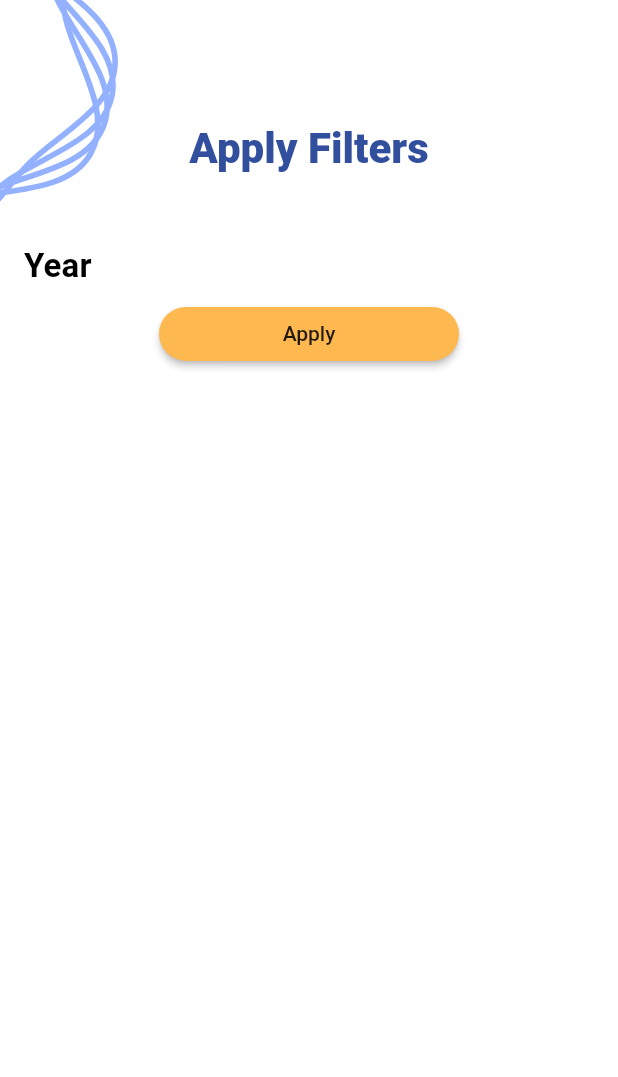
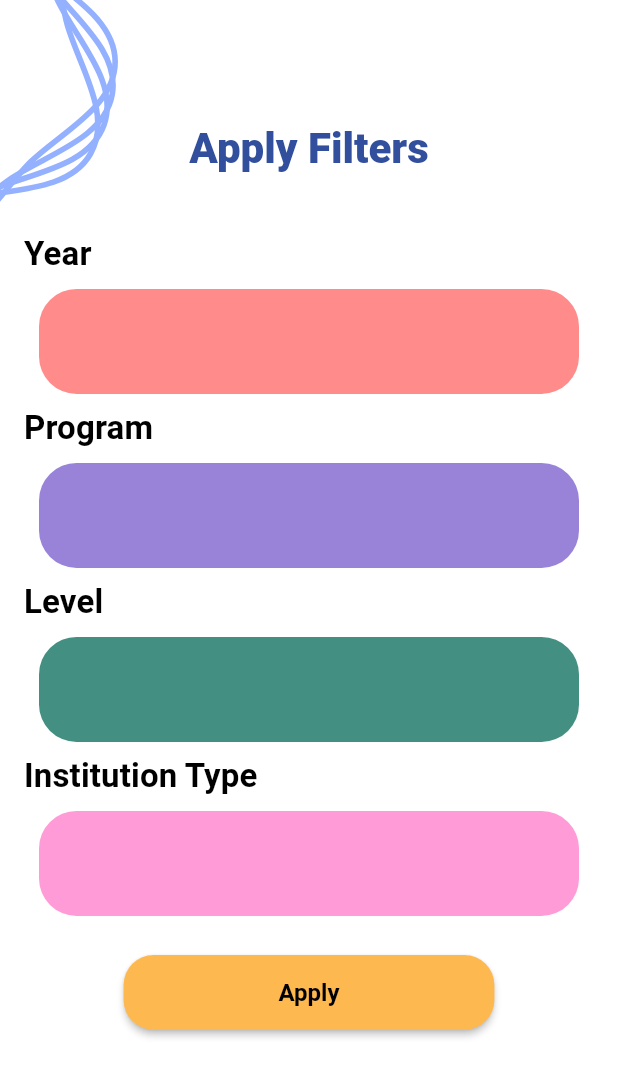
Before and after one commit to PiyushKarmhe/sihapp, a Flutter app: the screen it shows after launch, after a tap on the "filter alt" icon, on a phone screen of 412 x 824 dp. Shown: the top 1077 px of the screen. Run offline on Flutter 3.47's test engine with Material 2 defaults, Android fonts, the phone set to English and light mode, and no system bars; our stand-ins replace fl_chart, flutter_svg, get, toggle_switch; network calls fail.

Commit message:
filter container

```diff
--- a/lib/config/theme.dart
+++ b/lib/config/theme.dart
@@ -64,7 +64,7 @@ class AppTheme {
       color: Colors.white54,
     ),
     buttonTheme: ButtonThemeData(
-        shape: RoundedRectangleBorder(borderRadius: BorderRadius.circular(14))),
+        shape: RoundedRectangleBorder(borderRadius: BorderRadius.circular(25))),
     textTheme: const TextTheme(
         displayLarge: TextStyle(
           color: Color(0xFFD4D8E3),
--- a/lib/view/main_activity.dart
+++ b/lib/view/main_activity.dart
@@ -5,6 +5,7 @@ import 'package:flutter_svg/flutter_svg.dart';
 import 'package:get/get.dart';
 import 'package:sih/config/colors.dart';
 import 'package:sih/controller/data_controller.dart';
+import 'package:sih/view/widgets/filter_container.dart';
 import 'package:sih/view/widgets/primary_button.dart';
 import 'package:sih/view/widgets/primary_card.dart';
 
@@ -48,6 +49,8 @@ class _MainActivityState extends State<MainActivity> {
         ),
         SafeArea(
           child: SingleChildScrollView(
+            child: Padding(
+              padding: const EdgeInsets.symmetric(horizontal: 16.0),
               child: Column(children: [
                 SizedBox(
                   width: totalWidth,
@@ -60,16 +63,60 @@ class _MainActivityState extends State<MainActivity> {
                 SizedBox(
                   height: totalHeight * 0.05,
                 ),
-              Padding(
-                padding:
-                    const EdgeInsets.symmetric(vertical: 8.0, horizontal: 16),
-                child: Align(
+                Align(
                   alignment: Alignment.topLeft,
                   child: Text(
                     "Year",
                     style: Theme.of(context).textTheme.titleSmall,
                   ),
                 ),
+                const FilterContainer(
+                    child: SizedBox(
+                      width: 100,
+                      height: 30,
+                    ),
+                    color: AppColor.red),
+                Align(
+                  alignment: Alignment.topLeft,
+                  child: Text(
+                    "Program",
+                    style: Theme.of(context).textTheme.titleSmall,
+                  ),
+                ),
+                const FilterContainer(
+                    child: SizedBox(
+                      width: 100,
+                      height: 30,
+                    ),
+                    color: AppColor.purple),
+                Align(
+                  alignment: Alignment.topLeft,
+                  child: Text(
+                    "Level",
+                    style: Theme.of(context).textTheme.titleSmall,
+                  ),
+                ),
+                const FilterContainer(
+                    child: SizedBox(
+                      width: 100,
+                      height: 30,
+                    ),
+                    color: AppColor.green),
+                Align(
+                  alignment: Alignment.topLeft,
+                  child: Text(
+                    "Institution Type",
+                    style: Theme.of(context).textTheme.titleSmall,
+                  ),
+                ),
+                const FilterContainer(
+                    child: SizedBox(
+                      width: 100,
+                      height: 30,
+                    ),
+                    color: AppColor.pink),
+                const SizedBox(
+                  height: 16,
                 ),
                 PrimaryButton(onTap: () {
                   setState(() {
@@ -80,6 +127,7 @@ class _MainActivityState extends State<MainActivity> {
                   height: 50,
                 )
               ]),
+            ),
           ),
         ),
       ],
--- /dev/null
+++ b/lib/view/widgets/filter_container.dart
@@ -0,0 +1,24 @@
+import 'package:flutter/cupertino.dart';
+import 'package:flutter/material.dart';
+
+class FilterContainer extends StatelessWidget {
+  final Widget child;
+  final color;
+  const FilterContainer({Key? key, required this.child, required this.color})
+      : super(key: key);
+
+  @override
+  Widget build(BuildContext context) {
+    final totalWidth = MediaQuery.of(context).size.width;
+    return Container(
+      margin: const EdgeInsets.all(10),
+      padding: const EdgeInsets.symmetric(horizontal: 10, vertical: 20),
+      width: totalWidth,
+      decoration: BoxDecoration(
+        color: color,
+        borderRadius: BorderRadius.circular(25),
+      ),
+      child: child,
+    );
+  }
+}
--- a/lib/view/widgets/primary_button.dart
+++ b/lib/view/widgets/primary_button.dart
@@ -1,6 +1,7 @@
 import 'package:flutter/material.dart';
 import 'package:flutter/src/foundation/key.dart';
 import 'package:flutter/src/widgets/framework.dart';
+import 'package:sih/config/colors.dart';
 
 class PrimaryButton extends StatelessWidget {
   final onTap;
@@ -8,12 +9,15 @@ class PrimaryButton extends StatelessWidget {
 
   @override
   Widget build(BuildContext context) {
+    final totalWidth = MediaQuery.of(context).size.height;
     return MaterialButton(
-        child: Text(
+        child: const Text(
           "Apply",
-          style: Theme.of(context).textTheme.button,
+          style: TextStyle(
+              color: AppColor.black, fontSize: 16, fontWeight: FontWeight.w700),
         ),
-        minWidth: 200,
+        height: 50,
+        minWidth: totalWidth * 0.3,
         color: Theme.of(context).colorScheme.primary,
         shape: Theme.of(context).buttonTheme.shape,
         onPressed: onTap);
```
Lines whose indentation alone changed are shown as unchanged.
